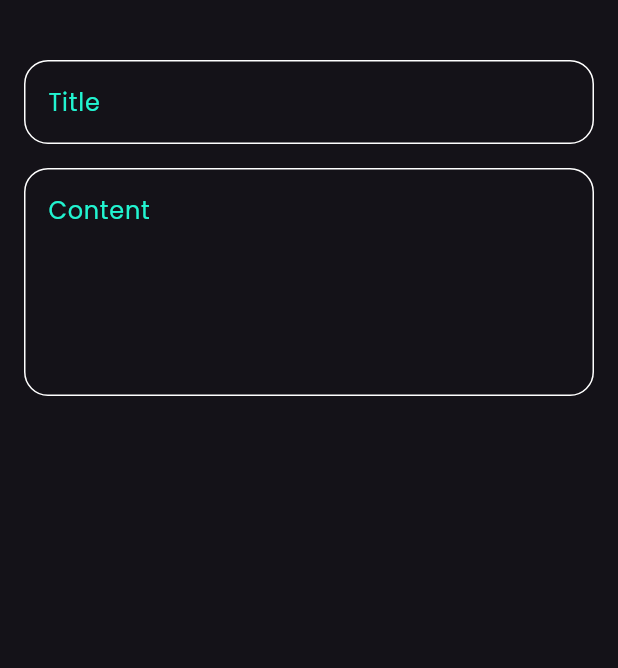
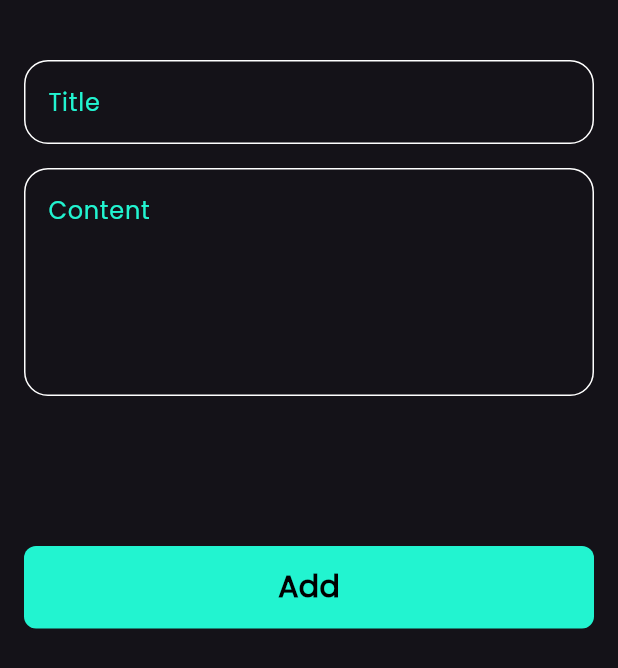
Before and after one commit to tasneemakhaled/notes_app, a Flutter app: the AddingShowModalbottomsheet widget shown alone on an empty page, opened directly, on a phone screen of 412 x 824 dp. Shown: the top 668 px of the screen. Run offline on Flutter 3.47's test engine with Material 3 defaults, Android fonts, the phone set to English and light mode, and no system bars; our stand-ins replace font_awesome_flutter.

Commit message:
creating custom button in bottom sheet

```diff
--- /dev/null
+++ b/lib/widgets/custom_button.dart
@@ -0,0 +1,24 @@
+import 'package:flutter/material.dart';
+import 'package:notes_app/constants.dart';
+
+class CustomButton extends StatelessWidget {
+  const CustomButton({super.key});
+
+  @override
+  Widget build(BuildContext context) {
+    return Container(
+      height: 55,
+      width: MediaQuery.of(context).size.width,
+      decoration: BoxDecoration(
+        color: kPrimarycolor,
+        borderRadius: BorderRadius.circular(8),
+      ),
+      child: Center(
+          child: Text(
+        'Add',
+        style: TextStyle(
+            color: Colors.black, fontSize: 20, fontWeight: FontWeight.bold),
+      )),
+    );
+  }
+}
--- a/lib/widgets/show_modalBottomSheet.dart
+++ b/lib/widgets/show_modalBottomSheet.dart
@@ -1,4 +1,5 @@
 import 'package:flutter/material.dart';
+import 'package:notes_app/widgets/custom_button.dart';
 import 'package:notes_app/widgets/custom_text_field.dart';
 
 class AddingShowModalbottomsheet extends StatelessWidget {
@@ -8,6 +9,7 @@ class AddingShowModalbottomsheet extends StatelessWidget {
   Widget build(BuildContext context) {
     return Padding(
       padding: const EdgeInsets.all(16.0),
+      child: SingleChildScrollView(
         child: Column(
           children: [
             SizedBox(
@@ -23,7 +25,15 @@ class AddingShowModalbottomsheet extends StatelessWidget {
               hint: 'Content',
               maxLines: 5,
             ),
+            SizedBox(
+              height: 100,
+            ),
+            CustomButton(),
+            SizedBox(
+              height: 16,
+            ),
           ],
+        ),
       ),
     );
   }
```
Lines whose indentation alone changed are shown as unchanged.
